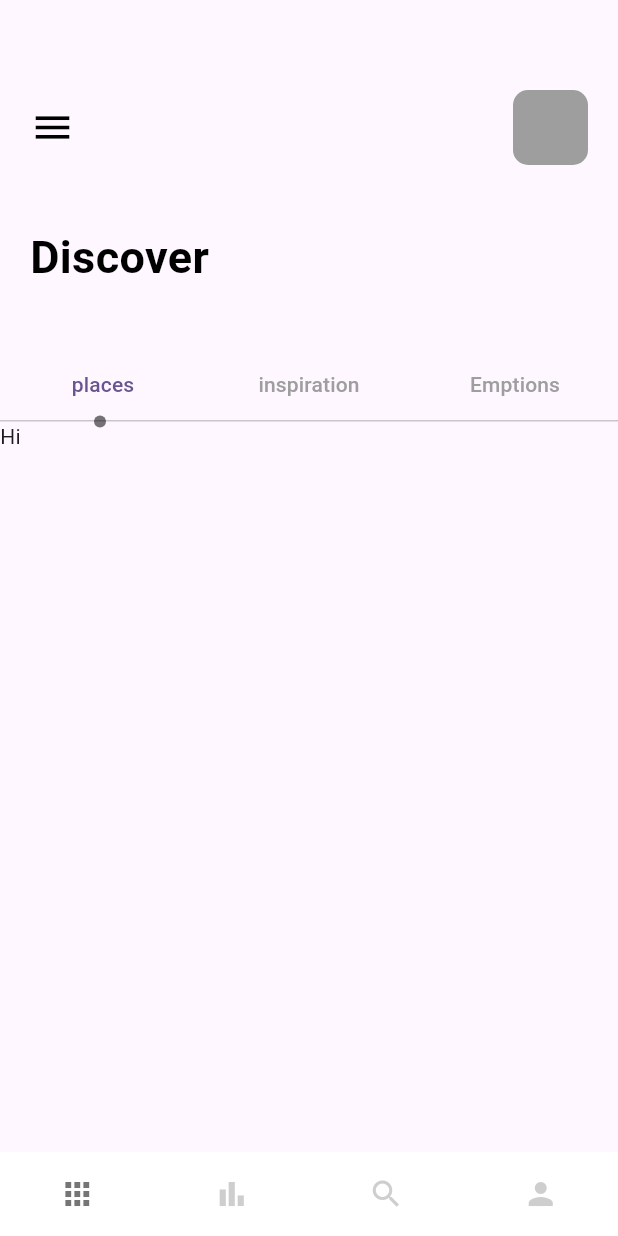
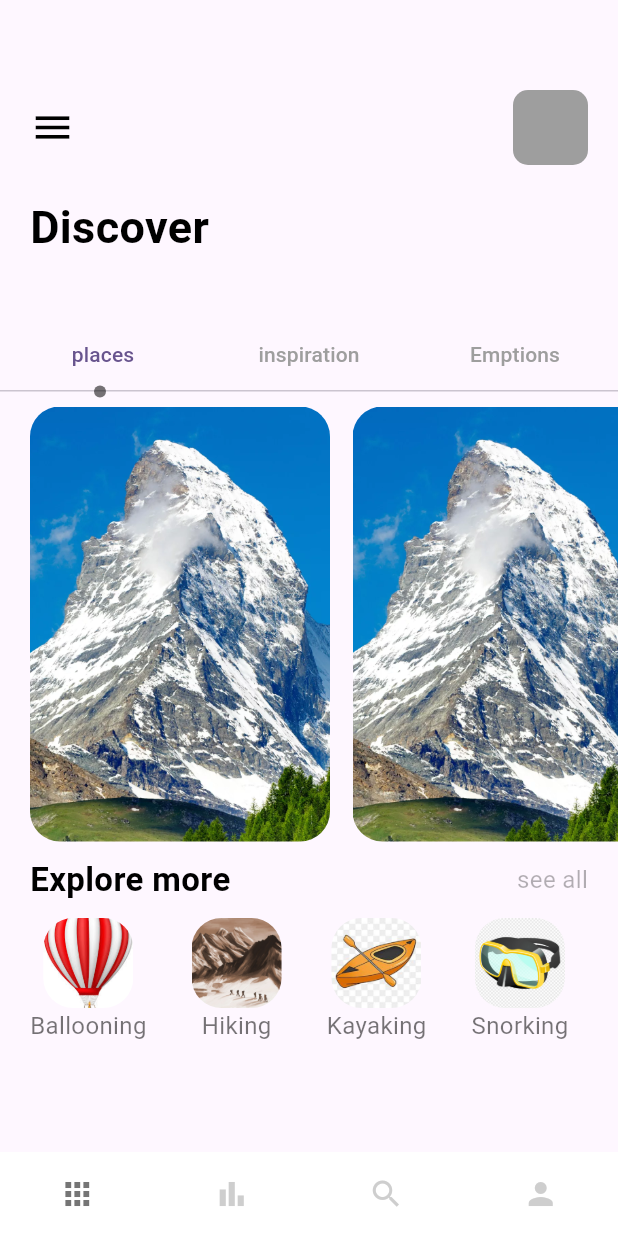
Before and after one commit to ASHAN2021/travel_app, a Flutter app: the screen it shows after launch, on a phone screen of 412 x 824 dp. Run offline on Flutter 3.47's test engine with Material 3 defaults, Android fonts, the phone set to English and light mode, and no system bars.

Commit message:
homepage created

```diff
--- a/travel_app/lib/pages/navpages/homepage.dart
+++ b/travel_app/lib/pages/navpages/homepage.dart
@@ -1,5 +1,6 @@
 import 'package:flutter/material.dart';
 import 'package:travel_app/widgets/app_large_text.dart';
+import 'package:travel_app/widgets/app_text.dart';
 
 class homepage extends StatefulWidget {
   const homepage({super.key});
@@ -9,6 +10,12 @@ class homepage extends StatefulWidget {
 }
 
 class _homepageState extends State<homepage> with TickerProviderStateMixin {
+  var images = {
+    "ballooning.png": "Ballooning",
+    "hiking.png": "Hiking",
+    "kayaking.png": "Kayaking",
+    "snorking.png": "Snorking"
+  };
   @override
   Widget build(BuildContext context) {
     TabController _tabController = TabController(length: 3, vsync: this);
@@ -48,7 +55,7 @@ class _homepageState extends State<homepage> with TickerProviderStateMixin {
           ),
         ),
         SizedBox(
-          height: 40,
+          height: 20,
         ),
         Container(
           margin: EdgeInsets.only(
@@ -78,17 +85,87 @@ class _homepageState extends State<homepage> with TickerProviderStateMixin {
           ),
         ),
         Container(
+          margin: EdgeInsets.only(left: 20),
           height: 300,
           width: double.maxFinite,
           child: TabBarView(
             controller: _tabController,
             children: [
-              Text("Hi"),
+              ListView.builder(
+                  itemCount: 3,
+                  scrollDirection: Axis.horizontal,
+                  itemBuilder: (BuildContext context, int index) {
+                    return Container(
+                      margin: EdgeInsets.only(right: 15, top: 10),
+                      width: 200,
+                      height: 300,
+                      decoration: BoxDecoration(
+                        borderRadius: BorderRadius.circular(20),
+                        image: DecorationImage(
+                          image: AssetImage("img/mountain1.png"),
+                          fit: BoxFit.cover,
+                        ),
+                      ),
+                    );
+                  }),
               Text("there"),
               Text("bye"),
             ],
           ),
-        )
+        ),
+        SizedBox(
+          height: 10,
+        ),
+        Container(
+          margin: EdgeInsets.only(left: 20, right: 20),
+          child: Row(
+            mainAxisAlignment: MainAxisAlignment.spaceBetween,
+            children: [
+              Applargetext(
+                text: "Explore more",
+                size: 22,
+              ),
+              Apptext(
+                text: "see all",
+                color: Colors.black.withOpacity(0.3),
+              )
+            ],
+          ),
+        ),
+        SizedBox(
+          height: 10,
+        ),
+        Container(
+          height: 90,
+          width: double.maxFinite,
+          margin: EdgeInsets.only(left: 20),
+          child: ListView.builder(
+              scrollDirection: Axis.horizontal,
+              itemCount: 4,
+              itemBuilder: (_, index) {
+                return Container(
+                  margin: EdgeInsets.only(right: 30),
+                  child: Column(children: [
+                    Container(
+                      // margin: EdgeInsets.only(right: 20),
+                      width: 60,
+                      height: 60,
+                      decoration: BoxDecoration(
+                        borderRadius: BorderRadius.circular(20),
+                        image: DecorationImage(
+                          image:
+                              AssetImage("img/" + images.keys.elementAt(index)),
+                          fit: BoxFit.cover,
+                        ),
+                      ),
+                    ),
+                    Container(
+                      child: Apptext(text: images.values.elementAt(index)),
+                    ),
+                  ]),
+                );
+              }),
+        ),
       ]),
     );
   }
```
Also changed, not shown: travel_app/img/ballooning.png (added), travel_app/img/hiking.png (added), travel_app/img/kayaking.png (added), travel_app/img/mountain1.png (added), travel_app/img/snorking.png (added).
